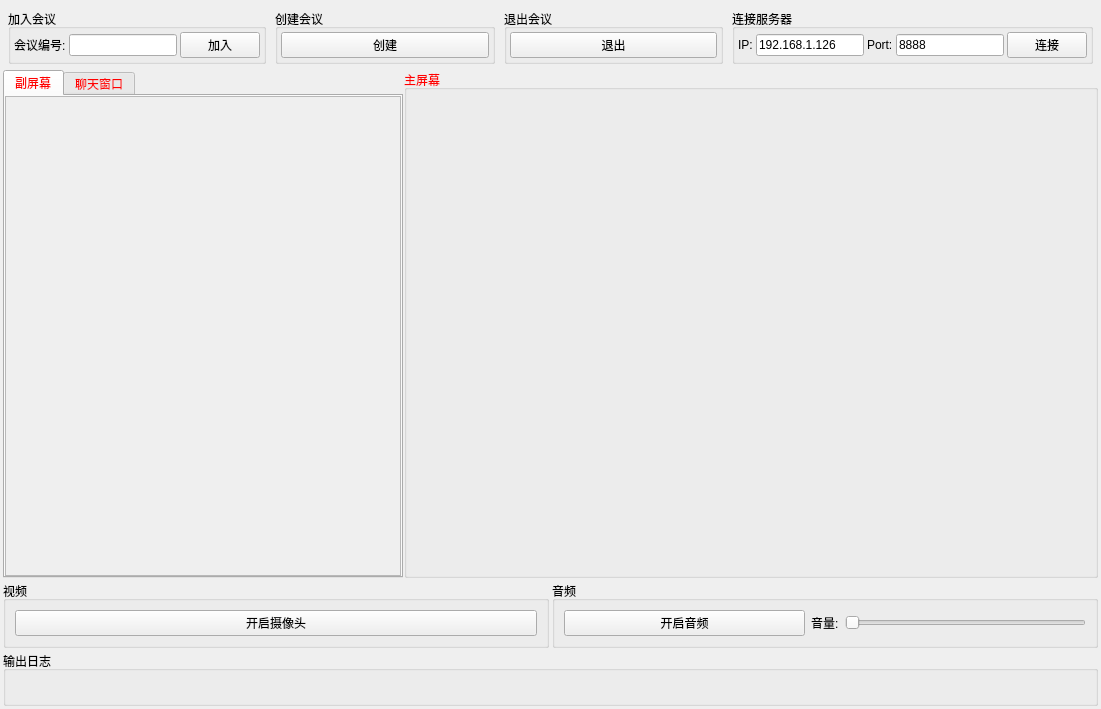
Before: the Qt Designer form widget.ui in muleimulei/CloudMeeting, drawn with Qt 5.
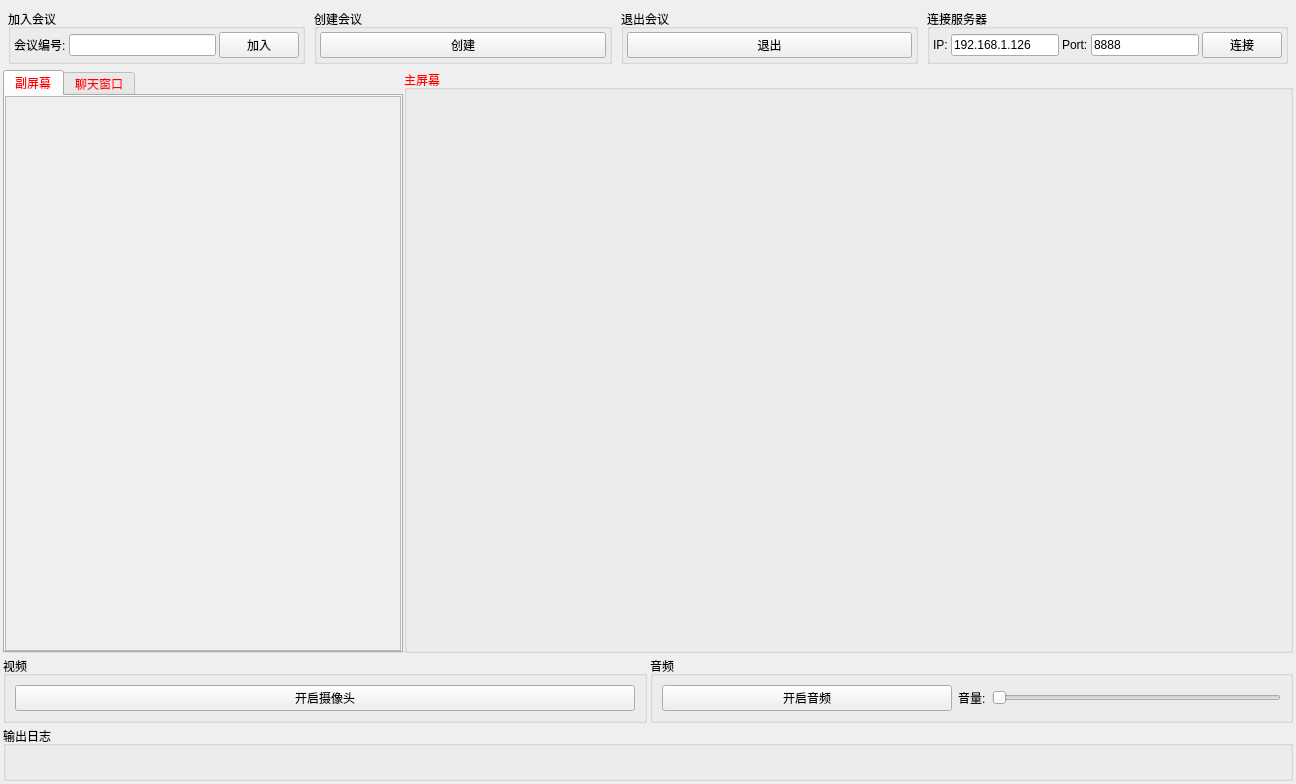
After: the same form once the commit is applied. The open tabs and pages were chosen to show the change. Custom widgets are drawn as their Qt base class.

Patch:
```diff
--- a/widget.ui
+++ b/widget.ui
@@ -9,8 +9,8 @@
    <rect>
     <x>0</x>
     <y>0</y>
-    <width>1101</width>
-    <height>709</height>
+    <width>1296</width>
+    <height>784</height>
    </rect>
   </property>
   <property name="sizePolicy">
@@ -438,7 +438,7 @@
               <x>0</x>
               <y>0</y>
               <width>392</width>
-              <height>510</height>
+              <height>585</height>
              </rect>
             </property>
             <property name="sizePolicy">
```
Left out of the diff: 2 changed lines with no effect on the pictures.
